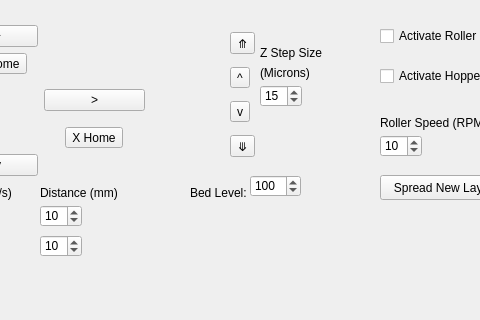
BYUCreateResearchLab/CREATE_LAB_Binder_Jet_Printer, file QT_Framework/mainwindow.ui: the form before one commit; both pictures show x 150 to 630 and y 164 to 484 of the 773 by 484 pixel window.
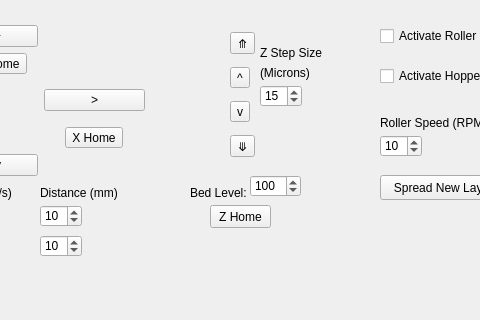
The form after the commit.

```diff
--- a/QT_Framework/mainwindow.ui
+++ b/QT_Framework/mainwindow.ui
@@ -439,6 +439,19 @@
      <string>Connect to Controller</string>
     </property>
    </widget>
+   <widget class="QToolButton" name="zHome">
+    <property name="geometry">
+     <rect>
+      <x>360</x>
+      <y>350</y>
+      <width>61</width>
+      <height>23</height>
+     </rect>
+    </property>
+    <property name="text">
+     <string>Z Home</string>
+    </property>
+   </widget>
   </widget>
   <widget class="QMenuBar" name="menubar">
    <property name="geometry">
```
Left out of the diff: 2 changed lines with no effect on the pictures.
